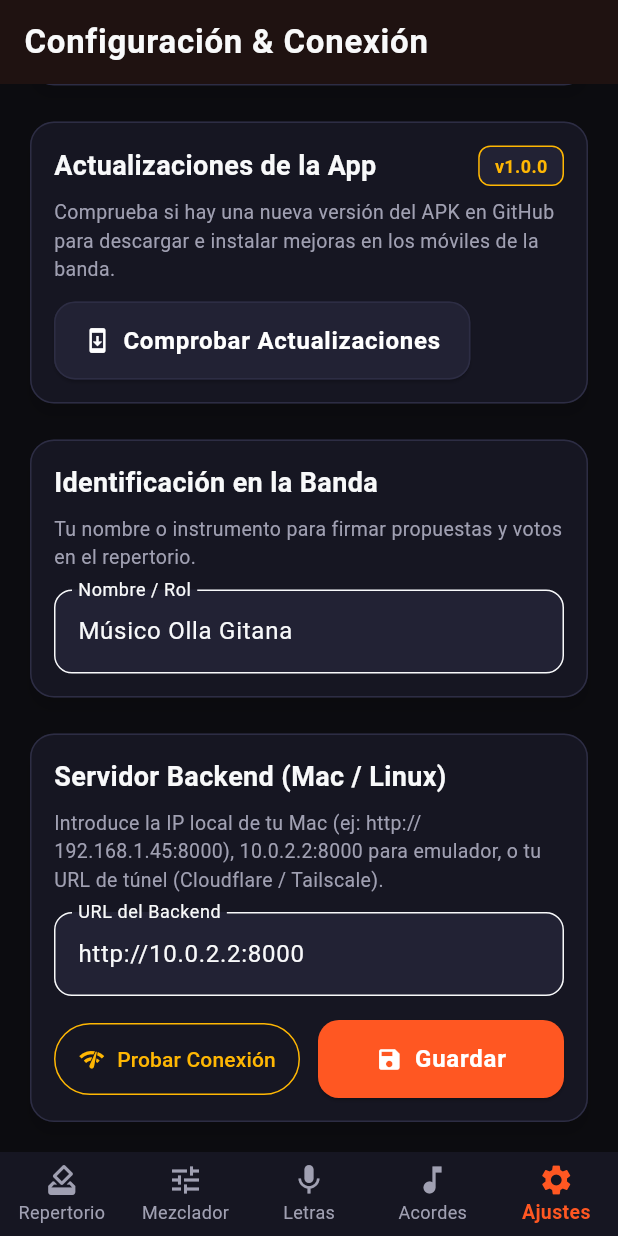
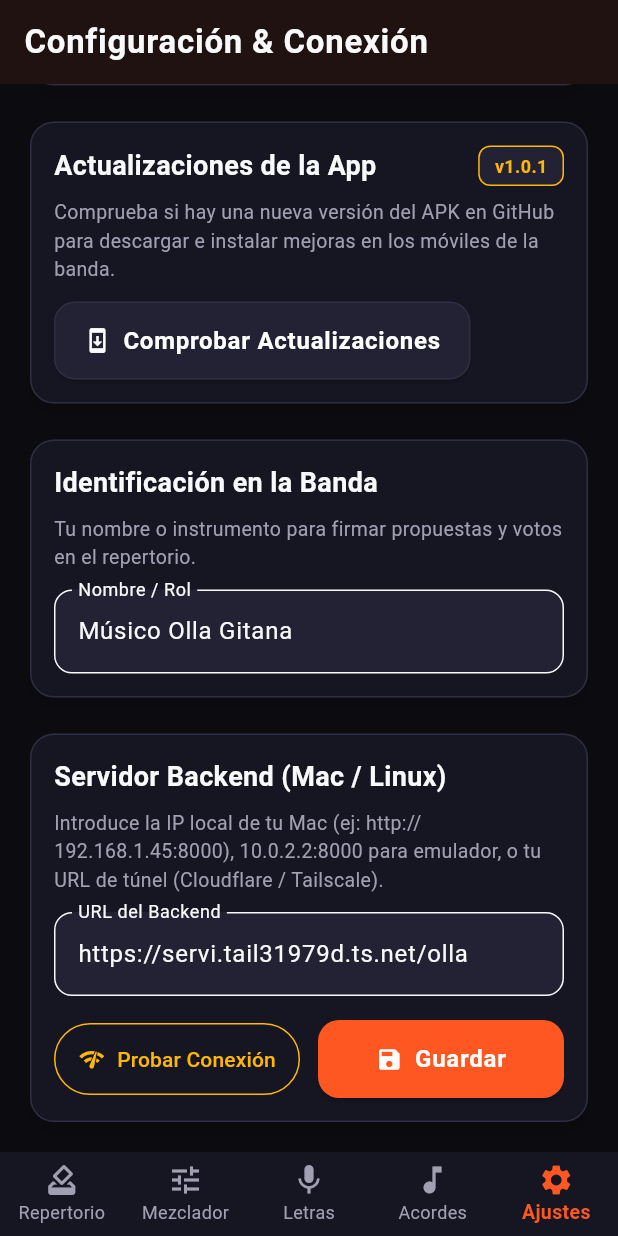
Before and after one commit to servixam-max/OllaGitanaMusic, a Flutter app: the screen it shows after launch, item 5 of the bottom bar chosen, scrolled down 227 dp, on a phone screen of 412 x 824 dp. Run offline on Flutter 3.47's test engine with Material 3 defaults, Android fonts, the light colour scheme and no system bars; our stand-ins replace dio, file_picker, flutter_rating_bar, just_audio, shared_preferences; network calls fail.

Commit message:
feat: configure public Tailscale Funnel endpoint as default baseUrl and bump to v1.0.1

```diff
--- a/mobile/lib/core/network/api_client.dart
+++ b/mobile/lib/core/network/api_client.dart
@@ -8,7 +8,7 @@ class ApiClient {
 
   late Dio _dio;
   late Dio _publicDio; // Cliente HTTP directo para fallbacks cuando el backend local no está encendido
-  String _baseUrl = "http://10.0.2.2:8000";
+  String _baseUrl = "https://servi.tail31979d.ts.net/olla";
   String _userName = "Músico Olla Gitana";
 
   ApiClient._internal() {
@@ -28,7 +28,7 @@ class ApiClient {
 
   Future<void> _loadSettings() async {
     final prefs = await SharedPreferences.getInstance();
-    _baseUrl = prefs.getString("backend_url") ?? "http://10.0.2.2:8000";
+    _baseUrl = prefs.getString("backend_url") ?? "https://servi.tail31979d.ts.net/olla";
     _userName = prefs.getString("user_name") ?? "Músico Olla Gitana";
     _dio.options.baseUrl = _baseUrl;
   }
--- a/mobile/lib/core/updater/app_updater.dart
+++ b/mobile/lib/core/updater/app_updater.dart
@@ -4,7 +4,7 @@ import 'package:url_launcher/url_launcher.dart';
 import '../theme/stage_theme.dart';
 
 class AppUpdater {
-  static const String currentVersion = "v1.0.0";
+  static const String currentVersion = "v1.0.1";
   static const String repoUrl = "https://api.github.com/repos/servixam-max/OllaGitanaMusic/releases/latest";
 
   /// Comprueba en GitHub Releases si hay una versión superior a la instalada
--- a/mobile/pubspec.yaml
+++ b/mobile/pubspec.yaml
@@ -1,7 +1,7 @@
 name: olla_gitana_music
 description: "App móvil para el grupo musical Olla Gitana - Mezclador de stems, letras, acordes y repertorio"
 publish_to: 'none'
-version: 1.0.0+1
+version: 1.0.1+2
 
 environment:
   sdk: '>=3.0.0 <4.0.0'
```
Also changed, not shown: 1 other file.
